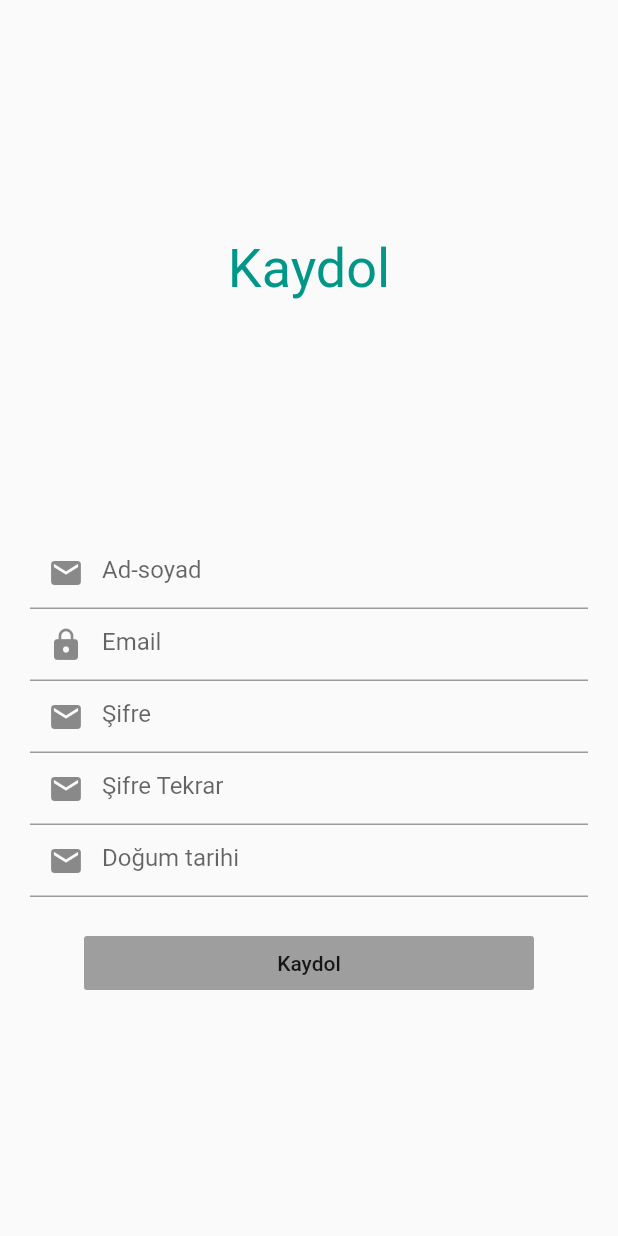
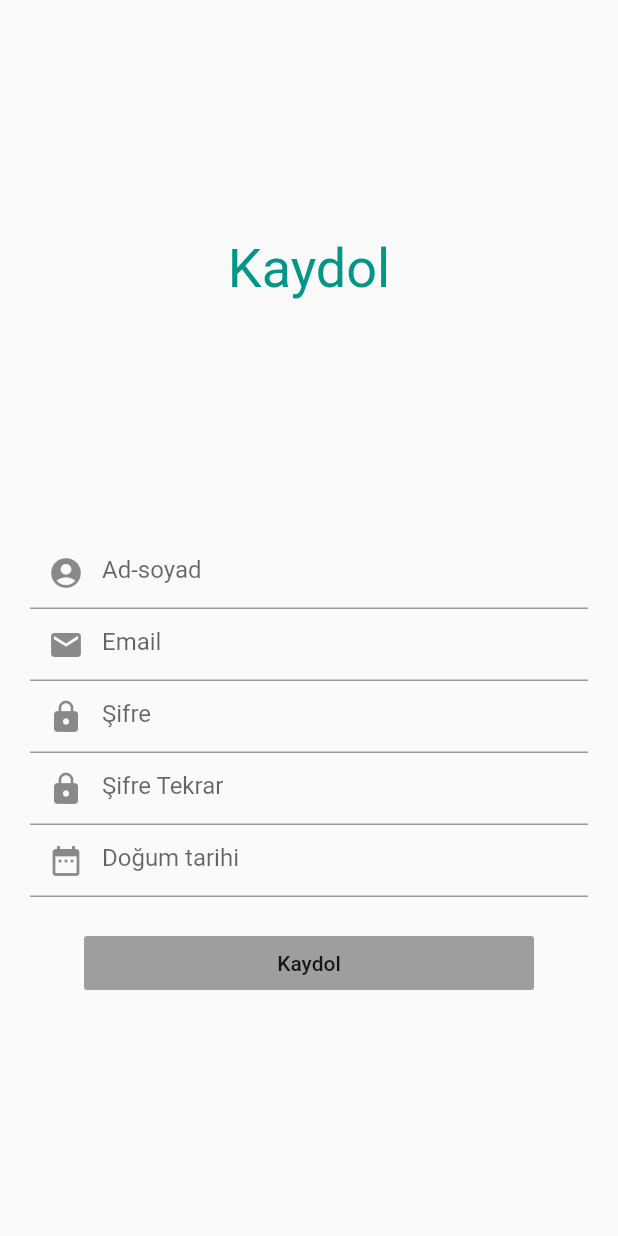
Before and after one commit to ricirt/findhomemate, a Flutter app: the RegisterScreen screen opened by its route, after a tap on "Kaydol", on a phone screen of 412 x 824 dp. Run offline on Flutter 3.47's test engine with Material 2 defaults, Android fonts, the phone set to English and light mode, and no system bars; our stand-ins replace firebase_auth, google_sign_in; accounts and stored records are empty; network calls fail.

Commit message:
login ve register firebase bağlandı

```diff
--- a/Mobil/lib/Widgets/FormCard.dart
+++ b/Mobil/lib/Widgets/FormCard.dart
@@ -1,5 +1,5 @@
 import 'package:flutter/material.dart';
-import 'package:flutter_screenutil/flutter_screenutil.dart';
+
 
 class FormCard extends StatelessWidget {
   @override
@@ -11,7 +11,7 @@ class FormCard extends StatelessWidget {
           child: Text("",
               style: TextStyle(
                   fontFamily: "Poppins-Medium",
-                  fontSize: ScreenUtil.getInstance().setSp(26))),
+                  fontSize: 20)),
         ),
         Container(
           width:  double.infinity /2,
@@ -37,7 +37,7 @@ class FormCard extends StatelessWidget {
           child: Text("",
               style: TextStyle(
                   fontFamily: "Poppins-Medium",
-                  fontSize: ScreenUtil.getInstance().setSp(26))),
+                  fontSize: 220)),
         ),
         Container(
           width:  double.infinity /2,
--- a/Mobil/lib/main.dart
+++ b/Mobil/lib/main.dart
@@ -4,6 +4,8 @@ import 'loginScreen.dart';
 import 'registerScreen.dart';
 import 'mainPageScreen.dart';
 import 'Widgets/features.dart';
+import 'package:firebase_auth/firebase_auth.dart';
+
 void main() {
   runApp(
     MaterialApp(
--- a/Mobil/lib/registerScreen.dart
+++ b/Mobil/lib/registerScreen.dart
@@ -1,4 +1,6 @@
+import 'package:firebase_auth/firebase_auth.dart';
 import 'package:flutter/material.dart';
+import 'package:google_sign_in/google_sign_in.dart';
 
 class RegisterScreen extends StatefulWidget {
   @override
@@ -6,6 +8,14 @@ class RegisterScreen extends StatefulWidget {
 }
 
 class _RegisterScreenState extends State<RegisterScreen> {
+   final FirebaseAuth _auth = FirebaseAuth.instance;
+  final GoogleSignIn _googleAuth = GoogleSignIn();
+  final _mailController = TextEditingController();
+  final _passwordController = TextEditingController();
+  String mesaj = "";
+  String _mail;
+  String _sifre;
+
   @override
   Widget build(BuildContext context) {
     return Scaffold(
@@ -26,31 +36,33 @@ class _RegisterScreenState extends State<RegisterScreen> {
               children: <Widget>[
                 TextFormField(
                   decoration: InputDecoration(
+                    prefixIcon: Icon(Icons.account_circle),
+                    hintText: "Ad-soyad",
+                  ),
+                ),
+                TextFormField(
+                  controller: _mailController,
+                  decoration: InputDecoration(
                     prefixIcon: Icon(Icons.email),
-                    hintText: "Ad-soyad",
+                    hintText: "Email",
+                  ),
+                ),
+                TextFormField(
+                  controller: _passwordController,
+                  decoration: InputDecoration(
+                    prefixIcon: Icon(Icons.lock),
+                    hintText: "Şifre",
                   ),
                 ),
                 TextFormField(
                   decoration: InputDecoration(
                     prefixIcon: Icon(Icons.lock),
-                    hintText: "Email",
-                  ),
-                ),
-                TextFormField(
-                  decoration: InputDecoration(
-                    prefixIcon: Icon(Icons.email),
-                    hintText: "Şifre",
-                  ),
-                ),
-                TextFormField(
-                  decoration: InputDecoration(
-                    prefixIcon: Icon(Icons.email),
                     hintText: "Şifre Tekrar",
                   ),
                 ),
                 TextFormField(
                   decoration: InputDecoration(
-                    prefixIcon: Icon(Icons.email),
+                    prefixIcon: Icon(Icons.date_range),
                     hintText: "Doğum tarihi",
                   ),
                 ),
@@ -60,7 +72,7 @@ class _RegisterScreenState extends State<RegisterScreen> {
                   width: 300,
                   child: FlatButton(
                     onPressed: () {
-                      Navigator.pushNamed(context, '/mainScreen');
+                      _emailveSifreCreateUser();
                     },
                     child: Text("Kaydol"),
                     color: Colors.grey,
@@ -73,4 +85,28 @@ class _RegisterScreenState extends State<RegisterScreen> {
       ),
     );
   }
+  void _emailveSifreCreateUser() async {
+    String _mail = _mailController.text;
+    String _sifre = _passwordController.text;
+
+    var firebaseUser = await _auth
+        .createUserWithEmailAndPassword(email: _mail, password: _sifre)
+        .catchError((e) => debugPrint("hata :" + e.toString()));
+
+    if (firebaseUser != null) {
+      firebaseUser.user.sendEmailVerification().then((data) {
+        _auth.signOut();
+      }).catchError((e) => debugPrint("Mail gönderilirken hata $e"));
+
+      setState(() {
+        mesaj =
+            "Uid ${firebaseUser.user.uid} mail : ${firebaseUser.user.email} mailOnayi : ${firebaseUser.user.isEmailVerified}\n Email gönderildi lütfen onaylayın";
+      });
+      Navigator.pushNamed(context, "/loginScreen");
+      debugPrint(
+          "Uid ${firebaseUser.user.uid} mail : ${firebaseUser.user.email} mailOnayi : ${firebaseUser.user.isEmailVerified}");
+    } else {
+      mesaj = "bu mail zaten var";
+    }
+  }
 }
--- a/Mobil/pubspec.yaml
+++ b/Mobil/pubspec.yaml
@@ -23,6 +23,9 @@ dependencies:
   # The following adds the Cupertino Icons font to your application.
   # Use with the CupertinoIcons class for iOS style icons.
   cupertino_icons: ^0.1.2
+  firebase_auth: ^0.14.0+5
+  google_sign_in: ^4.0.14
+
 
 dev_dependencies:
   flutter_test:
```
Also changed, not shown: Mobil/lib/loginScreen.dart (+67 -4 lines), Mobil/lib/udemyLogin.dart (added, +228 -0 lines), Mobil/pubspec.lock, 4 other files.
